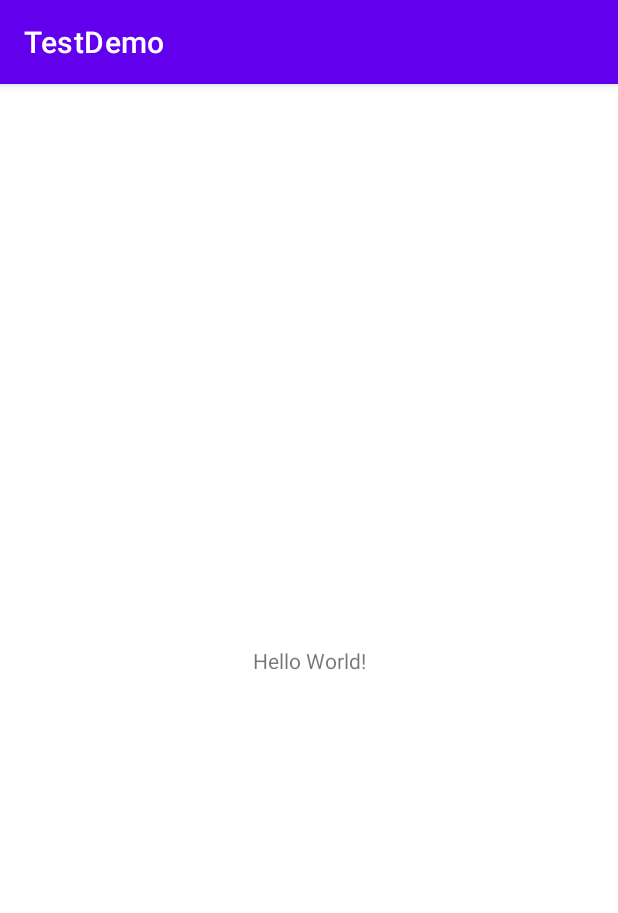
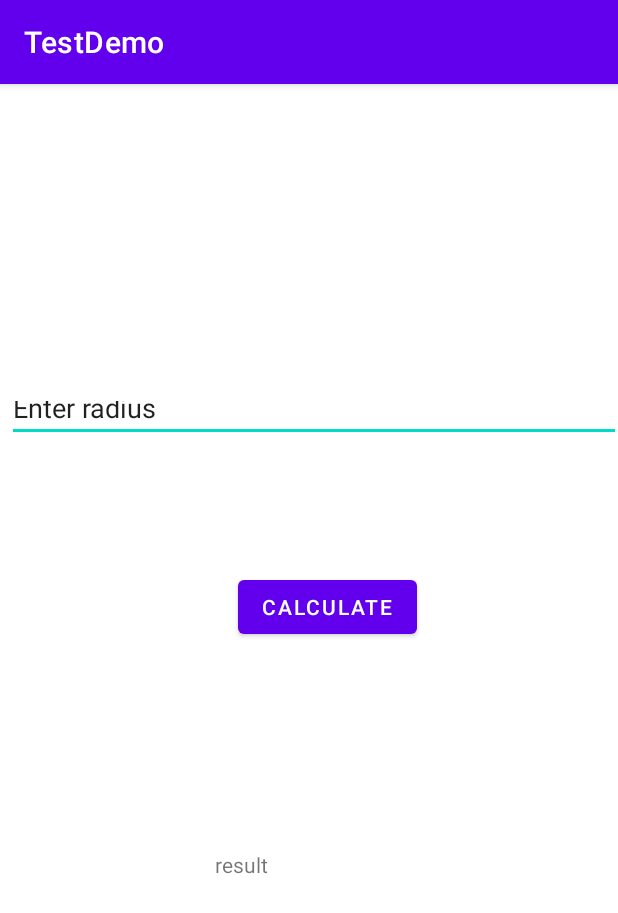
Before and after one commit to devika099/test, an Android app: the screen it shows after launch (MainActivity), on a phone screen of 412 x 824 dp. Shown: the top 913 px of the screen. Run offline under Robolectric (Android 15) with nearby library versions, the phone set to English and light mode, and no system bars.

Commit message:
Radius of a circle

```diff
--- a/app/src/main/AndroidManifest.xml
+++ b/app/src/main/AndroidManifest.xml
@@ -9,6 +9,13 @@
         android:roundIcon="@mipmap/ic_launcher_round"
         android:supportsRtl="true"
         android:theme="@style/Theme.TestDemo">
+        <activity android:name=".MainActivity2">
+            <intent-filter>
+                <action android:name="android.intent.action.MAIN" />
+
+                <category android:name="android.intent.category.LAUNCHER" />
+            </intent-filter>
+        </activity>
         <activity android:name=".MainActivity">
             <intent-filter>
                 <action android:name="android.intent.action.MAIN" />
--- a/app/src/main/java/com/example/testdemo/MainActivity.kt
+++ b/app/src/main/java/com/example/testdemo/MainActivity.kt
@@ -1,11 +1,33 @@
 package com.example.testdemo
 
+import android.R.attr.button
+import android.os.Bundle
+import android.text.Editable
+import android.view.View
+import android.widget.Button
+import android.widget.EditText
+import android.widget.TextView
 import androidx.appcompat.app.AppCompatActivity
-import android.os.Bundle
+
 
 class MainActivity : AppCompatActivity() {
     override fun onCreate(savedInstanceState: Bundle?) {
         super.onCreate(savedInstanceState)
         setContentView(R.layout.activity_main)
+
+        var input_radius=findViewById<EditText>(R.id.input_radius)
+        var btn=findViewById<Button>(R.id.btn)
+        var txt=findViewById<TextView>(R.id.txtview)
+
+        btn.setOnClickListener(View.OnClickListener {
+            val pi:Double=3.141
+            var a:Editable = input_radius.text
+            var b:String=a.toString()
+            var radius:Double=b.toDouble()
+            var area=pi*radius*radius
+            txt.setText("Result:$area")
+        })
+
+
     }
 }
--- a/app/src/main/res/layout/activity_main.xml
+++ b/app/src/main/res/layout/activity_main.xml
@@ -6,13 +6,47 @@
     android:layout_height="match_parent"
     tools:context=".MainActivity">
 
-    <TextView
+    <Button
+        android:id="@+id/btn"
         android:layout_width="wrap_content"
         android:layout_height="wrap_content"
-        android:text="Hello World!"
+        android:layout_marginStart="158dp"
+        android:layout_marginTop="306dp"
+        android:layout_marginEnd="133dp"
+        android:layout_marginBottom="377dp"
+        android:text="calculate"
         app:layout_constraintBottom_toBottomOf="parent"
-        app:layout_constraintLeft_toLeftOf="parent"
-        app:layout_constraintRight_toRightOf="parent"
+        app:layout_constraintEnd_toEndOf="parent"
+        app:layout_constraintStart_toStartOf="parent"
         app:layout_constraintTop_toTopOf="parent" />
 
+    <TextView
+        android:id="@+id/txtview"
+        android:layout_width="129dp"
+        android:layout_height="54dp"
+        android:layout_marginStart="143dp"
+        android:layout_marginTop="492dp"
+        android:layout_marginEnd="139dp"
+        android:layout_marginBottom="185dp"
+        android:text="result"
+        app:layout_constraintBottom_toBottomOf="parent"
+        app:layout_constraintEnd_toEndOf="parent"
+        app:layout_constraintStart_toStartOf="parent"
+        app:layout_constraintTop_toTopOf="parent" />
+
+    <EditText
+        android:id="@+id/input_radius"
+        android:layout_width="409dp"
+        android:layout_height="37dp"
+        android:layout_marginStart="6dp"
+        android:layout_marginTop="183dp"
+        android:layout_marginBottom="511dp"
+        android:ems="10"
+        android:hint="enter radius"
+        android:inputType="textPersonName"
+        android:text="Enter radius"
+        app:layout_constraintBottom_toBottomOf="parent"
+        app:layout_constraintEnd_toEndOf="parent"
+        app:layout_constraintStart_toStartOf="parent"
+        app:layout_constraintTop_toTopOf="parent" />
 </androidx.constraintlayout.widget.ConstraintLayout>
```
